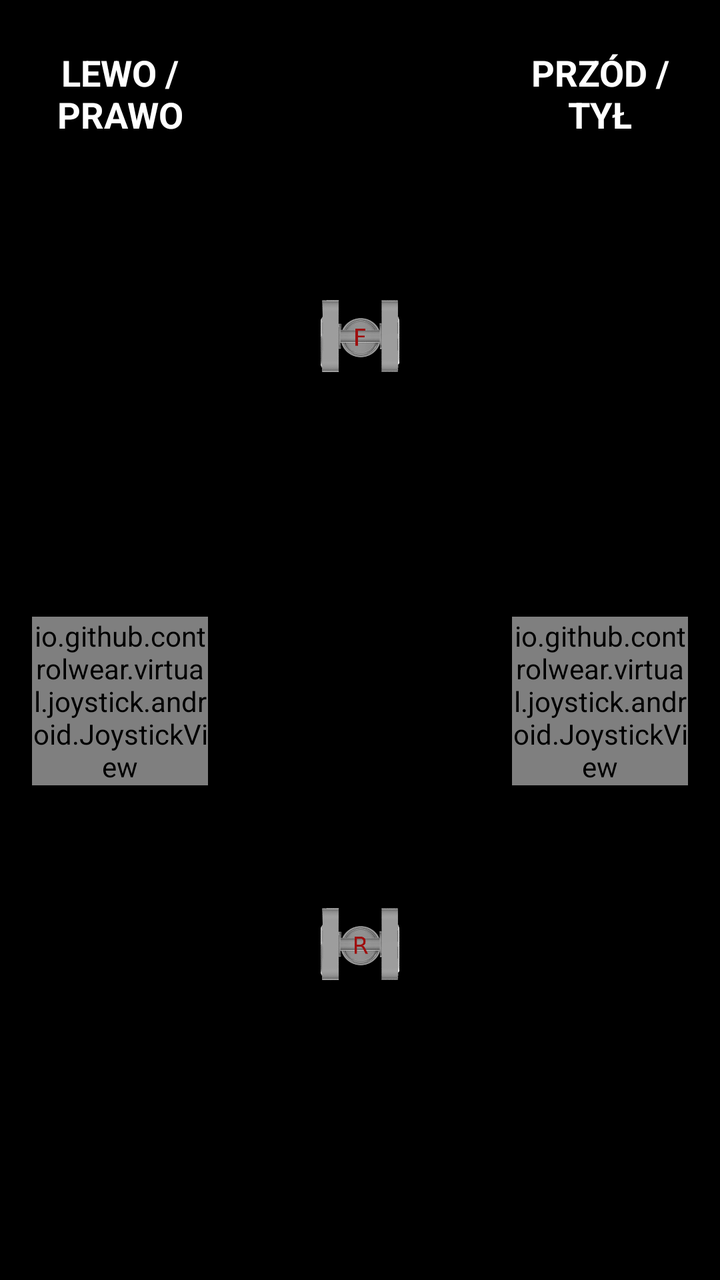
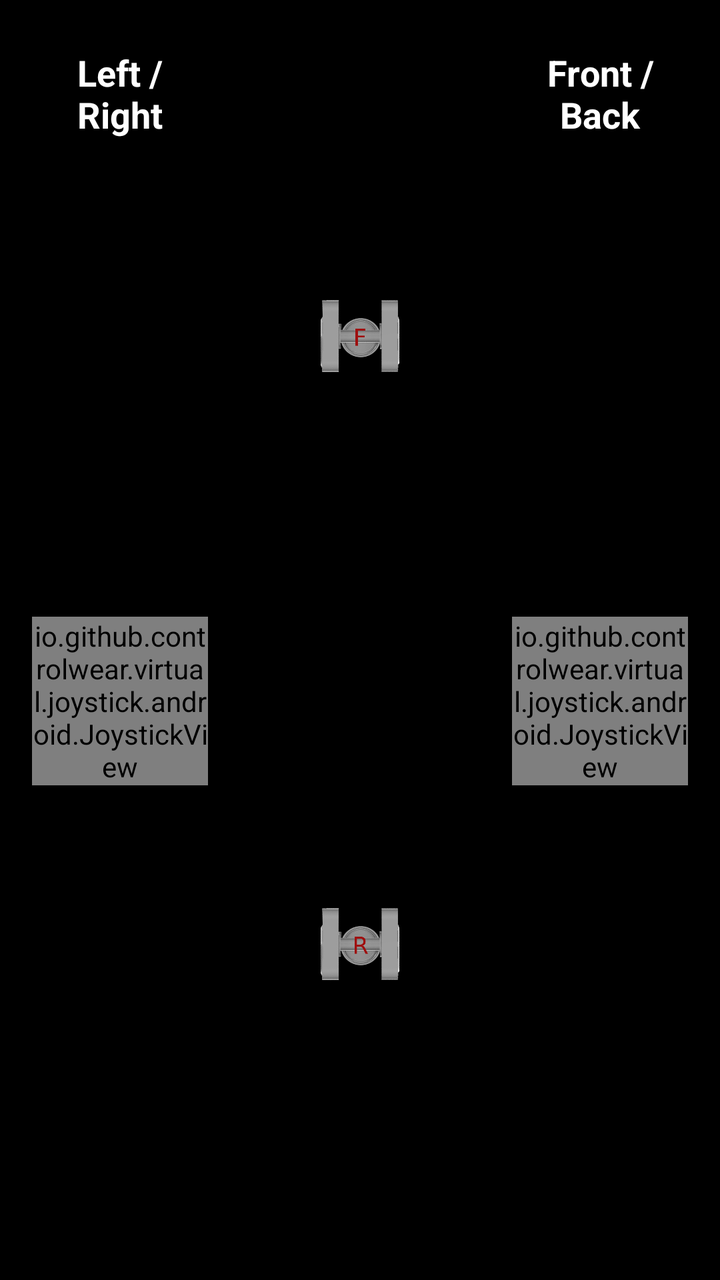

Compare the two renders of this Android layout. The source of the first and the diff that turns it into the second are given below.
<!-- AndroidManifest.xml: application theme AppTheme -->
<!-- res/layout/fragment_ttcontrol.xml -->
<?xml version="1.0" encoding="utf-8"?>
<layout xmlns:android="http://schemas.android.com/apk/res/android"
    xmlns:app="http://schemas.android.com/apk/res-auto">

    <data>

        <variable
            name="viewModel"
            type="eu.agribot.agribotapp.ui.fragment.ttcontrol.TTControlViewModel" />
    </data>

    <LinearLayout
        android:layout_width="match_parent"
        android:layout_height="match_parent"
        android:background="@color/black"
        android:baselineAligned="false">


        <LinearLayout
            android:layout_width="0dp"
            android:layout_height="match_parent"
            android:layout_margin="@dimen/margin_large"
            android:layout_weight="1"
            android:orientation="vertical">

            <TextView
                android:layout_width="match_parent"
                android:layout_height="wrap_content"
                android:layout_margin="@dimen/margin_medium"
                android:gravity="center"
                android:text="LEWO / PRAWO"
                android:textColor="@color/white"
                android:textSize="@dimen/text_size_large"
                android:textStyle="bold" />

            <View
                android:layout_width="wrap_content"
                android:layout_height="0dp"
                android:layout_weight="1" />

            <io.github.controlwear.virtual.joystick.android.JoystickView
                android:id="@+id/horizontal_joystick"
                android:layout_width="match_parent"
                android:layout_height="wrap_content"
                android:layout_gravity="center"
                app:JV_backgroundColor="@android:color/holo_green_light"
                app:JV_borderColor="@android:color/black"
                app:JV_borderWidth="2dp"
                app:JV_buttonColor="@android:color/black"
                app:JV_buttonSizeRatio="15%"
                app:JV_fixedCenter="false"
                app:layout_constraintBottom_toBottomOf="parent"
                app:layout_constraintStart_toStartOf="parent"
                app:layout_constraintTop_toTopOf="parent" />

            <View
                android:layout_width="wrap_content"
                android:layout_height="0dp"
                android:layout_weight="1" />


        </LinearLayout>


        <LinearLayout
            android:layout_width="0dp"
            android:layout_height="match_parent"
            android:layout_margin="@dimen/margin_large"
            android:layout_weight="1"
            android:orientation="vertical">

            <ImageView
                android:id="@+id/front_kart"
                android:layout_width="match_parent"
                android:layout_margin="@dimen/margin_xlarge"
                android:layout_height="0dp"
                android:layout_weight="1"
                android:onClick="@{() -> viewModel.onFrontKartClicked()}"
                android:src="@drawable/f_grey" />

            <ImageView
                android:id="@+id/rear_kart"
                android:layout_width="match_parent"
                android:layout_margin="@dimen/margin_xlarge"
                android:layout_height="0dp"
                android:layout_weight="1"
                android:onClick="@{() -> viewModel.onRearKartClicked()}"
                android:src="@drawable/r_grey" />


        </LinearLayout>


        <LinearLayout
            android:layout_width="0dp"
            android:layout_height="match_parent"
            android:layout_margin="@dimen/margin_large"
            android:layout_weight="1"
            android:orientation="vertical">

            <TextView
                android:layout_width="match_parent"
                android:layout_height="wrap_content"
                android:layout_margin="@dimen/margin_medium"
                android:gravity="center"
                android:text="PRZÓD / TYŁ"
                android:textColor="@color/white"
                android:textSize="@dimen/text_size_large"
                android:textStyle="bold" />


            <View
                android:layout_width="wrap_content"
                android:layout_height="0dp"
                android:layout_weight="1" />


            <io.github.controlwear.virtual.joystick.android.JoystickView
                android:id="@+id/vertical_joystick"
                android:layout_width="wrap_content"
                android:layout_height="wrap_content"
                android:layout_gravity="center_vertical"
                app:JV_backgroundColor="@android:color/holo_green_light"
                app:JV_borderColor="@android:color/black"
                app:JV_borderWidth="2dp"
                app:JV_buttonColor="@android:color/black"
                app:JV_buttonSizeRatio="15%"
                app:JV_fixedCenter="false"
                app:layout_constraintBottom_toBottomOf="parent"
                app:layout_constraintStart_toStartOf="parent"
                app:layout_constraintTop_toTopOf="parent" />

            <View
                android:layout_width="wrap_content"
                android:layout_height="0dp"
                android:layout_weight="1" />


        </LinearLayout>

    </LinearLayout>

</layout>
<!-- resources referenced by this layout -->
<resources>
  <color name="black">#000000</color>
  <color name="white">#FFFFFF</color>
  <dimen name="margin_large">16dp</dimen>
  <dimen name="margin_medium">8dp</dimen>
  <dimen name="margin_xlarge">24dp</dimen>
  <dimen name="text_size_large">18sp</dimen>
  <!-- drawable f_grey: png bitmap (drawable, 56506 bytes) -->
  <!-- drawable r_grey: png bitmap (drawable, 57502 bytes) -->
  <style name="AppTheme" parent="Theme.MaterialComponents.Light.DarkActionBar">
          
          <item name="colorPrimary">@color/colorPrimary</item>
          <item name="colorPrimaryDark">@color/colorPrimaryDark</item>
          <item name="colorAccent">@color/colorAccent</item>
      </style>
  <color name="colorPrimary">@color/base_green</color>
  <color name="colorPrimaryDark">@color/base_green_darker</color>
  <color name="colorAccent">@color/gray</color>
  <color name="base_green">#a4c01b</color>
  <color name="base_green_darker">#839915</color>
  <color name="gray">#6A6A6A</color>
</resources>

<!-- the commit's change to res/layout/fragment_ttcontrol.xml (unified diff, before → after) -->
@@ -28,7 +28,7 @@
                 android:layout_height="wrap_content"
                 android:layout_margin="@dimen/margin_medium"
                 android:gravity="center"
-                android:text="LEWO / PRAWO"
+                android:text="@string/left_right"
                 android:textColor="@color/white"
                 android:textSize="@dimen/text_size_large"
                 android:textStyle="bold" />
@@ -103,7 +103,7 @@
                 android:layout_height="wrap_content"
                 android:layout_margin="@dimen/margin_medium"
                 android:gravity="center"
-                android:text="PRZÓD / TYŁ"
+                android:text="@string/front_back"
                 android:textColor="@color/white"
                 android:textSize="@dimen/text_size_large"
                 android:textStyle="bold" />
<!-- resource entries referenced after the edit -->
@@ -8,6 +8,8 @@
   <dimen name="text_size_large">18sp</dimen>
   <!-- drawable f_grey: png bitmap (drawable, 56506 bytes) -->
   <!-- drawable r_grey: png bitmap (drawable, 57502 bytes) -->
+  <string name="front_back">Front / Back</string>
+  <string name="left_right">Left / Right</string>
   <style name="AppTheme" parent="Theme.MaterialComponents.Light.DarkActionBar">
           
           <item name="colorPrimary">@color/colorPrimary</item>
